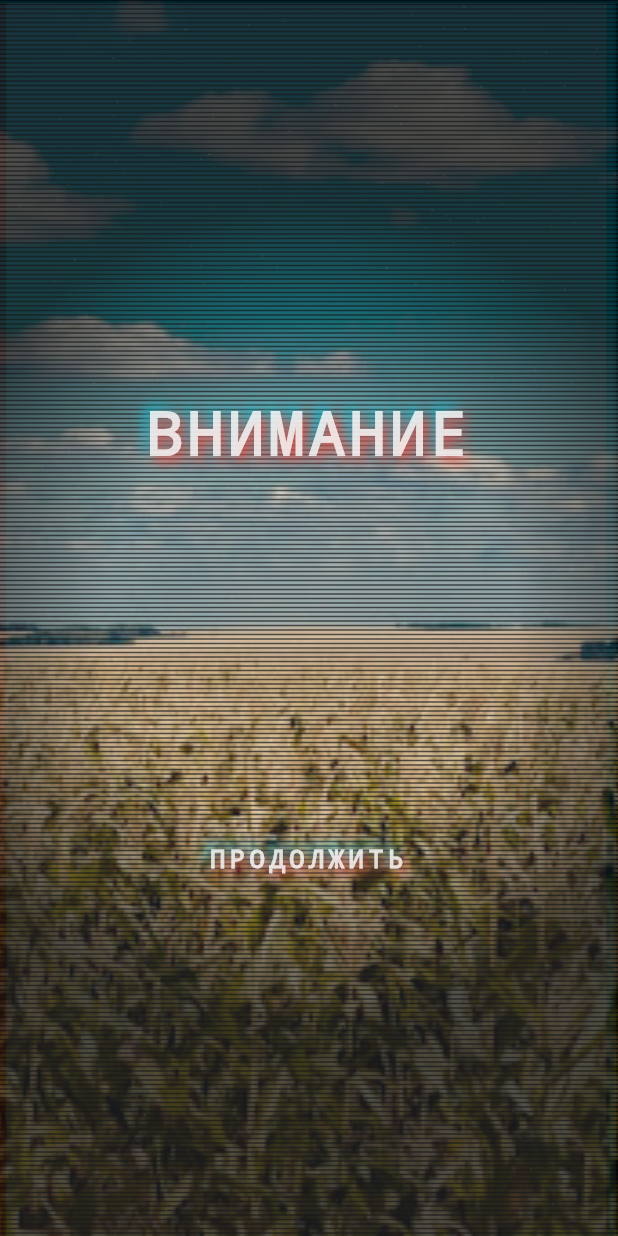
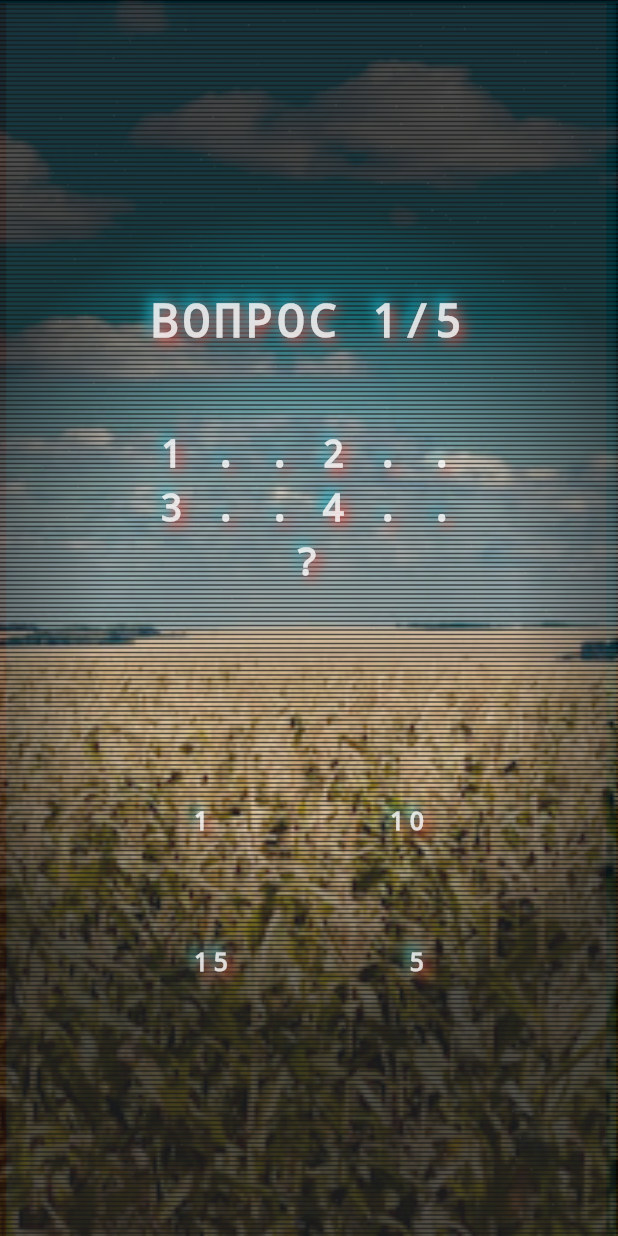
Before and after one commit to sb-dor/dreamjob, a Flutter app: the screen it shows after launch, on a phone screen of 412 x 824 dp. Run offline on Flutter 3.47's test engine with Material 3 defaults, Android fonts, the phone set to English and light mode, and no system bars; our stand-ins replace just_audio.

Commit message:
adding levels

```diff
--- a/lib/game_level_controller.dart
+++ b/lib/game_level_controller.dart
@@ -1,4 +1,8 @@
 import 'package:dreamjob/level_1.dart';
+import 'package:dreamjob/level_3.dart';
+import 'package:dreamjob/level_4.dart';
+import 'package:dreamjob/level_5.dart';
+import 'package:dreamjob/level_6.dart';
 import 'package:dreamjob/sound_player.dart';
 import 'package:flutter/material.dart';
 
@@ -10,8 +14,9 @@ class GameLevelController with ChangeNotifier {
   bool controllerInitialized = false, _loadingNextLevel = false;
   int _currentLevelIndex = 0;
 
-  Widget get currentLevel => _levels[_currentLevelIndex];
-  final List<Widget> _levels = [Level1(), Level2()];
+  // Widget get currentLevel => _levels[_currentLevelIndex];
+  Widget get currentLevel => _levels[_levels.length - 1]; // test
+  final List<Widget> _levels = [Level1(), Level2(), Level3(), Level4(), Level5(), Level6()];
 
   void initializeController() async {
     _soundPlayer = SoundPlayer("assets/sounds/cassette_engagement.mp3");
@@ -21,12 +26,20 @@ class GameLevelController with ChangeNotifier {
   }
 
   void nextLevel() async {
-    if(_loadingNextLevel) return;
+    if (_currentLevelIndex + 1 >= _levels.length) return;
+    if (_loadingNextLevel) return;
+
     _loadingNextLevel = true;
-    await Future.delayed(const Duration(milliseconds: 500));
-    await _soundPlayer.play();
-    _currentLevelIndex++;
-    _loadingNextLevel = false;
-    notifyListeners();
+
+    try {
+      await Future.delayed(const Duration(milliseconds: 500));
+      await _soundPlayer.play();
+      _currentLevelIndex++;
+    } catch (e) {
+      print('Error in nextLevel: $e');
+    } finally {
+      _loadingNextLevel = false;
+      notifyListeners();
+    }
   }
 }
--- /dev/null
+++ b/lib/level_6.dart
@@ -0,0 +1,101 @@
+import 'package:dreamjob/text_widget.dart';
+import 'package:flutter/material.dart';
+
+import 'game_level_controller.dart';
+import 'main.dart';
+
+class Level6 extends StatefulWidget {
+  const Level6({super.key});
+
+  @override
+  State<Level6> createState() => _Level6State();
+}
+
+class _Level6State extends State<Level6> {
+  late final GameLevelController _gameLevelController = GameScope.of(context).gameLevelController;
+
+  @override
+  Widget build(BuildContext context) {
+    return SizedBox.expand(
+      child: Column(
+        mainAxisAlignment: MainAxisAlignment.center,
+        crossAxisAlignment: CrossAxisAlignment.center,
+        children: [
+          SizedBox(
+            width: MediaQuery.of(context).size.width / 1.5,
+            child: Padding(
+              padding: const EdgeInsets.all(32.0),
+              child: Column(
+                children: [
+                  TextWidget(label: "ВОПРОС 1/5", size: 30),
+                  const SizedBox(height: 50),
+                  TextWidget(label: "1 . . 2 . . 3 . . 4 . . ?", size: 25),
+                ],
+              ),
+            ),
+          ),
+          const SizedBox(height: 100),
+          SizedBox(
+            width: MediaQuery.of(context).size.width / 1.5,
+            child: Row(
+              crossAxisAlignment: CrossAxisAlignment.center,
+              mainAxisAlignment: MainAxisAlignment.spaceAround,
+              children: [
+                GestureDetector(
+                  onTap: () {
+                    _gameLevelController.nextLevel();
+                  },
+                  child: Container(
+                    padding: const EdgeInsets.symmetric(horizontal: 20, vertical: 10),
+                    decoration: BoxDecoration(color: Colors.transparent),
+                    child: TextWidget(label: '1', size: 17),
+                  ),
+                ),
+                GestureDetector(
+                  onTap: () {
+                    _gameLevelController.nextLevel();
+                  },
+                  child: Container(
+                    padding: const EdgeInsets.symmetric(horizontal: 20, vertical: 10),
+                    decoration: BoxDecoration(color: Colors.transparent),
+                    child: TextWidget(label: '10', size: 17),
+                  ),
+                ),
+              ],
+            ),
+          ),
+          SizedBox(height: 50),
+          SizedBox(
+            width: MediaQuery.of(context).size.width / 1.5,
+            child: Row(
+              crossAxisAlignment: CrossAxisAlignment.center,
+              mainAxisAlignment: MainAxisAlignment.spaceAround,
+              children: [
+                GestureDetector(
+                  onTap: () {
+                    _gameLevelController.nextLevel();
+                  },
+                  child: Container(
+                    padding: const EdgeInsets.symmetric(horizontal: 20, vertical: 10),
+                    decoration: BoxDecoration(color: Colors.transparent),
+                    child: TextWidget(label: '15', size: 17),
+                  ),
+                ),
+                GestureDetector(
+                  onTap: () {
+                    _gameLevelController.nextLevel();
+                  },
+                  child: Container(
+                    padding: const EdgeInsets.symmetric(horizontal: 20, vertical: 10),
+                    decoration: BoxDecoration(color: Colors.transparent),
+                    child: TextWidget(label: '5', size: 17),
+                  ),
+                ),
+              ],
+            ),
+          ),
+        ],
+      ),
+    );
+  }
+}
```
Also changed, not shown: lib/level_3.dart (added, +46 -0 lines), lib/level_4.dart (added, +46 -0 lines), lib/level_5.dart (added, +46 -0 lines), lib/sound_player.dart (+10 -2 lines).
